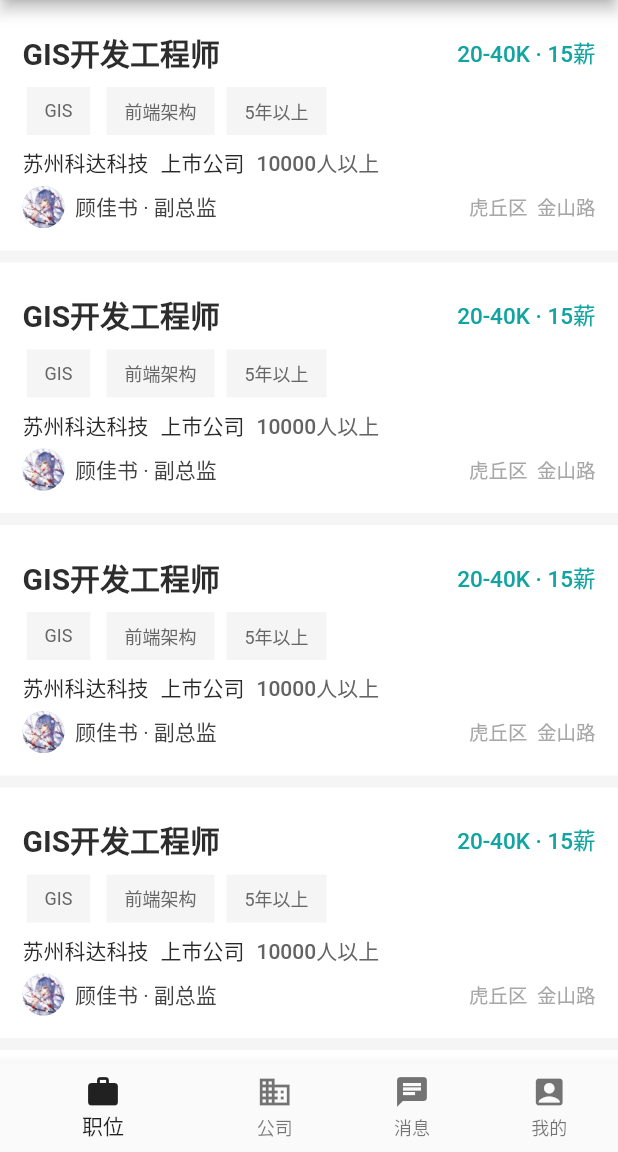
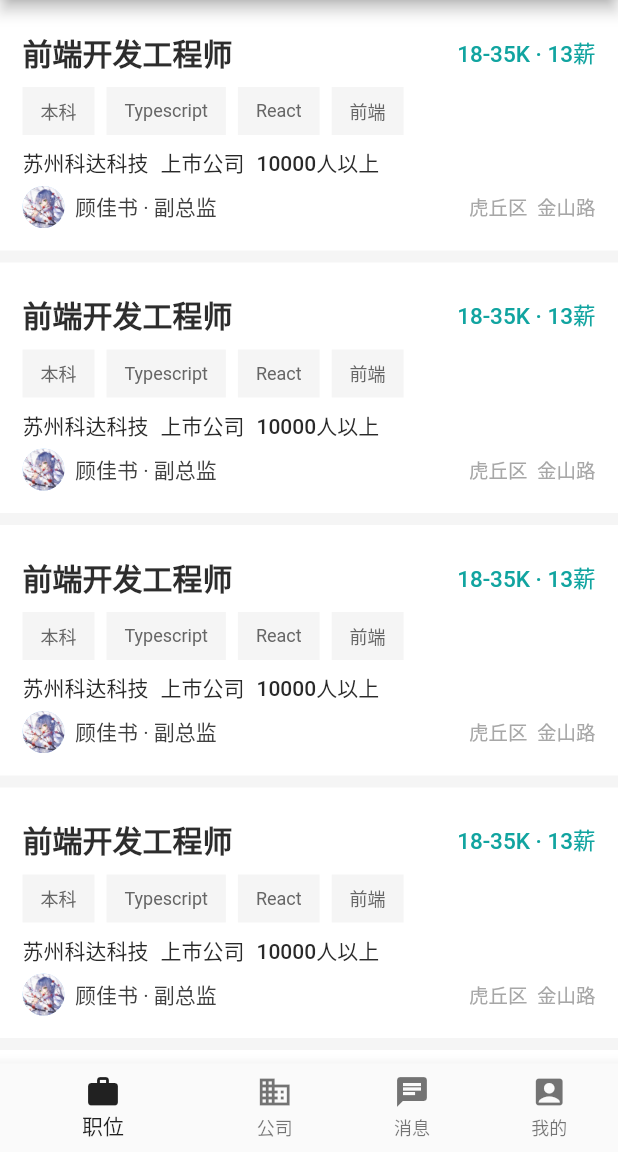
Before and after one commit to StuRuby/boss_zhipin, a Flutter app: the screen it shows after launch, on a phone screen of 412 x 824 dp, the part 84-1236 px from its top. Run offline on Flutter 3.47's test engine with Material 2 defaults, Android fonts, the phone set to English and light mode, and no system bars.

Commit message:
feature:完善请求job逻辑

```diff
--- a/lib/models/job.dart
+++ b/lib/models/job.dart
@@ -19,14 +19,14 @@ class Job {
     this.publisher,
   });
 
-  factory Job.fromJSON(Job json) {
+  factory Job.fromJSON(Map<String, dynamic> json) {
     return Job(
-        // title: json['title'],
-        title: json.title,
-        salary: json.salary,
-        company: json.company,
-        category: json.category,
-        tags: json.tags,
-        publisher: json.publisher);
+      title: json['title'],
+      salary: json['salary'],
+      company: new List<String>.from(json['company']),
+      category: new List<String>.from(json['category']),
+      tags: new List<String>.from(json['tags']),
+      publisher: User.fromJSON(json['publisher']),
+    );
   }
 }
--- a/lib/models/user.dart
+++ b/lib/models/user.dart
@@ -9,11 +9,11 @@ class User {
     this.avatarUrl,
   });
 
-  factory User.fromJSON(User json) {
+  factory User.fromJSON(Map<String, dynamic> json) {
     return User(
-      name: json.name,
-      job: json.job,
-      avatarUrl: json.avatarUrl,
+      name: json['name'],
+      job: json['job'],
+      avatarUrl: json['avatarUrl'],
     );
   }
 }
--- a/lib/pages/job/job_item.dart
+++ b/lib/pages/job/job_item.dart
@@ -1,6 +1,10 @@
 import 'package:flutter/material.dart';
 
+import 'package:boss_zhipin/models/job.dart';
+
 class JobItem extends StatefulWidget {
+  JobItem({Key key, this.job}) : super(key: key);
+  final Job job;
   @override
   _JobItem createState() => new _JobItem();
 }
@@ -23,14 +27,14 @@ class _JobItem extends State<JobItem> {
             mainAxisAlignment: MainAxisAlignment.spaceBetween,
             children: [
               Text(
-                'GIS开发工程师',
+                widget.job.title,
                 style: TextStyle(
                     color: new Color.fromRGBO(45, 45, 45, 1),
                     fontSize: 20.0,
                     fontWeight: FontWeight.w700),
               ),
               Text(
-                '20-40K · 15薪',
+                widget.job.salary,
                 style: TextStyle(
                     color: new Color.fromRGBO(17, 164, 160, 1),
                     fontSize: 15.0,
@@ -41,13 +45,12 @@ class _JobItem extends State<JobItem> {
           Row(
             mainAxisAlignment: MainAxisAlignment.start,
             children: List<Widget>.generate(
-                3,
+                widget.job.tags.length,
                 (index) => Container(
                       margin: const EdgeInsets.only(right: 8.0),
                       child: RawChip(
                         label: Text(
-                          // '5年以上',
-                          KeyWords[index],
+                          widget.job.tags[index],
                           style: TextStyle(
                               color: new Color.fromRGBO(102, 102, 102, 1),
                               fontSize: 12.0,
@@ -60,38 +63,43 @@ class _JobItem extends State<JobItem> {
           ),
           Row(
               mainAxisAlignment: MainAxisAlignment.start,
-            children: <Widget>[
-              Container(
+              children: List<Widget>.generate(
+                widget.job.company.length,
+                (index) => Container(
                   margin: const EdgeInsets.only(right: 8.0),
                   child: Text(
-                  '苏州科达科技',
+                    widget.job.company[index],
                     style: TextStyle(
                         color: new Color.fromRGBO(41, 41, 41, 1),
                         fontSize: 14.0,
                         fontWeight: FontWeight.w500),
                   ),
                 ),
-              Container(
-                margin: const EdgeInsets.only(right: 8.0),
-                child: Text(
-                  '上市公司',
-                  style: TextStyle(
-                      color: new Color.fromRGBO(41, 41, 41, 1),
-                      fontSize: 14.0,
-                      fontWeight: FontWeight.w500),
-                ),
-              ),
-              Container(
-                margin: const EdgeInsets.only(right: 8.0),
-                child: Text(
-                  '10000人以上',
-                  style: TextStyle(
-                      color: new Color.fromRGBO(99, 99, 99, 1),
-                      fontSize: 14.0,
-                      fontWeight: FontWeight.w500),
-                ),
               )
-            ],
+
+              // <Widget>[
+
+              //   Container(
+              //     margin: const EdgeInsets.only(right: 8.0),
+              //     child: Text(
+              //       '上市公司',
+              //       style: TextStyle(
+              //           color: new Color.fromRGBO(41, 41, 41, 1),
+              //           fontSize: 14.0,
+              //           fontWeight: FontWeight.w500),
+              //     ),
+              //   ),
+              //   Container(
+              //     margin: const EdgeInsets.only(right: 8.0),
+              //     child: Text(
+              //       '10000人以上',
+              //       style: TextStyle(
+              //           color: new Color.fromRGBO(99, 99, 99, 1),
+              //           fontSize: 14.0,
+              //           fontWeight: FontWeight.w500),
+              //     ),
+              //   )
+              // ],
               ),
           Container(
             margin: const EdgeInsets.only(top: 5.0),
@@ -108,7 +116,7 @@ class _JobItem extends State<JobItem> {
                     Container(
                       margin: const EdgeInsets.only(left: 7.0),
                       child: Text(
-                        '顾佳书 · 副总监',
+                        '${widget.job.publisher.name} · ${widget.job.publisher.job}',
                         style: TextStyle(
                             color: new Color.fromRGBO(64, 64, 64, 1),
                             fontSize: 14.0,
--- a/lib/pages/job/job_list.dart
+++ b/lib/pages/job/job_list.dart
@@ -1,5 +1,7 @@
+import 'package:boss_zhipin/services/job_service.dart';
 import 'package:flutter/material.dart';
 
+import 'package:boss_zhipin/models/job.dart';
 import 'package:boss_zhipin/pages/job/job_item.dart';
 
 var items = new List<String>.generate(500, (index) => 'Item $index');
@@ -10,14 +12,28 @@ class JobList extends StatefulWidget {
 }
 
 class _JobList extends State<JobList> {
+  List<Job> _jobList = new List<Job>();
+
+  @override
+  void initState() {
+    super.initState();
+    JobService.getJobData().then((resp) {
+      setState(() {
+        _jobList = resp;
+      });
+    });
+  }
+
   @override
   Widget build(BuildContext context) {
     return new ListView.builder(
       // 列表长度
-      itemCount: items.length,
+      itemCount: _jobList.length,
       // 列表项构造器
       itemBuilder: (context, index) {
-        return new JobItem();
+        return new JobItem(
+          job: _jobList[index],
+        );
       },
     );
   }
--- a/lib/services/job_service.dart
+++ b/lib/services/job_service.dart
@@ -12,7 +12,7 @@ class JobService {
   static Future<List<Job>> getJobData() async {
     List<Job> jobList = new List();
     String respString = await _getJobData();
-    final List<Job> resp = json.decode(respString);
+    final resp = json.decode(respString);
 
     for (int i = 0; i < resp.length; i++) {
       Job job = new Job.fromJSON(resp[i]);
--- a/pubspec.yaml
+++ b/pubspec.yaml
@@ -49,7 +49,7 @@ flutter:
   # To add assets to your application, add an assets section, like this:
   assets:
     - assets/images/avatar.jpeg
-  #   - images/a_dot_ham.jpeg
+    - assets/data/job_list.json
 
   # An image asset can refer to one or more resolution-specific "variants", see
   # https://flutter.dev/assets-and-images/#resolution-aware.
```
Also changed, not shown: assets/data/job_list.json (+0 -20 lines). Lines whose indentation alone changed are shown as unchanged.
